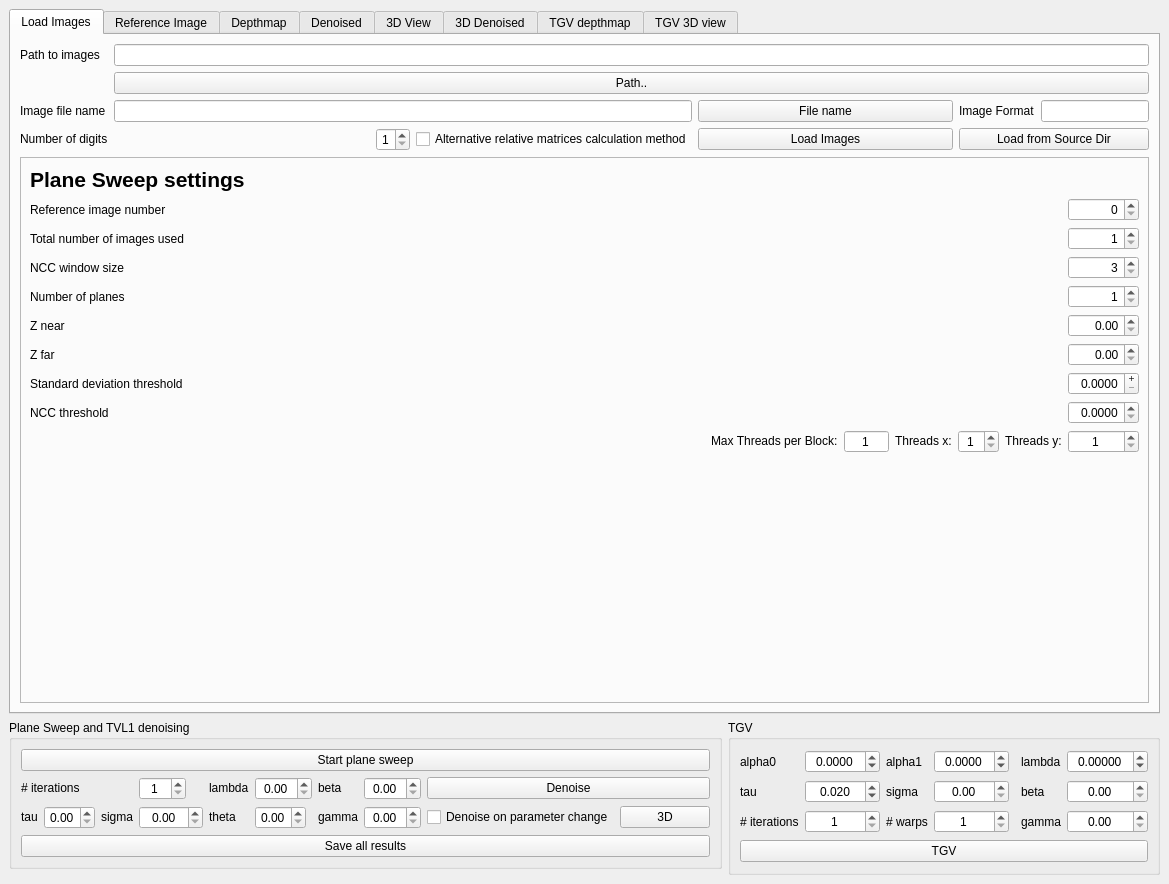
Above: src/pclviewer.ui from dkavolis/plane-sweep-cuda before the change. Below: the same form after it.
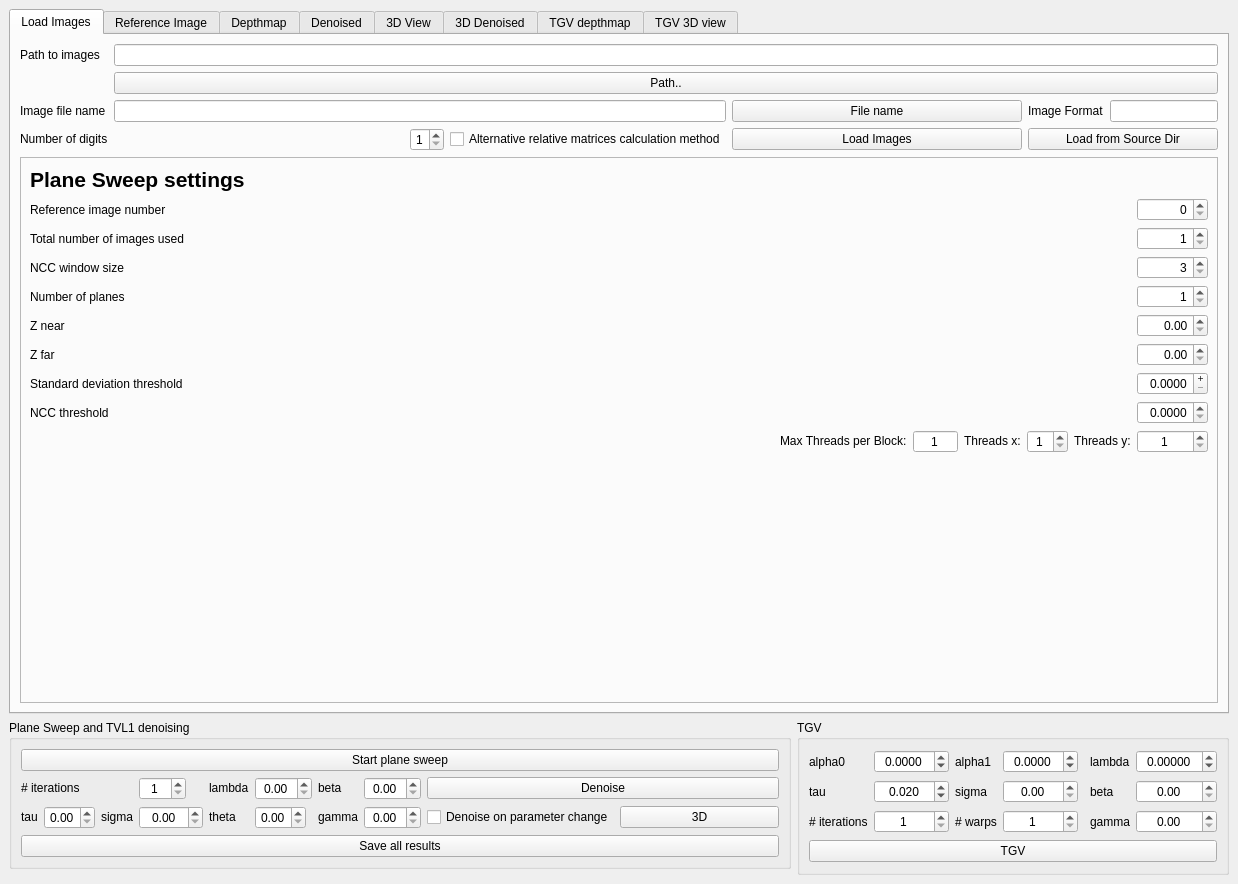
That is the form after the change. The open tabs and pages were chosen to show the change. Custom widgets are drawn as their Qt base class.

```diff
--- a/src/pclviewer.ui
+++ b/src/pclviewer.ui
@@ -9,7 +9,7 @@
    <rect>
     <x>0</x>
     <y>0</y>
-    <width>1169</width>
+    <width>1238</width>
     <height>884</height>
    </rect>
   </property>
```
Left out of the diff: 2 changed lines with no effect on the pictures.
